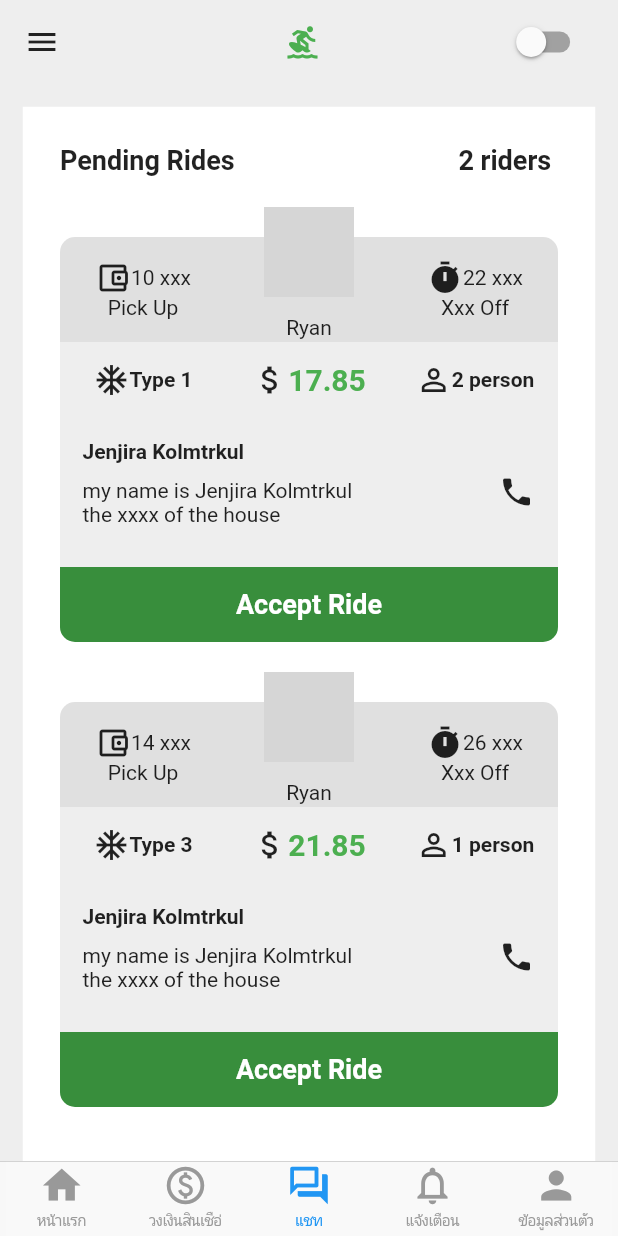
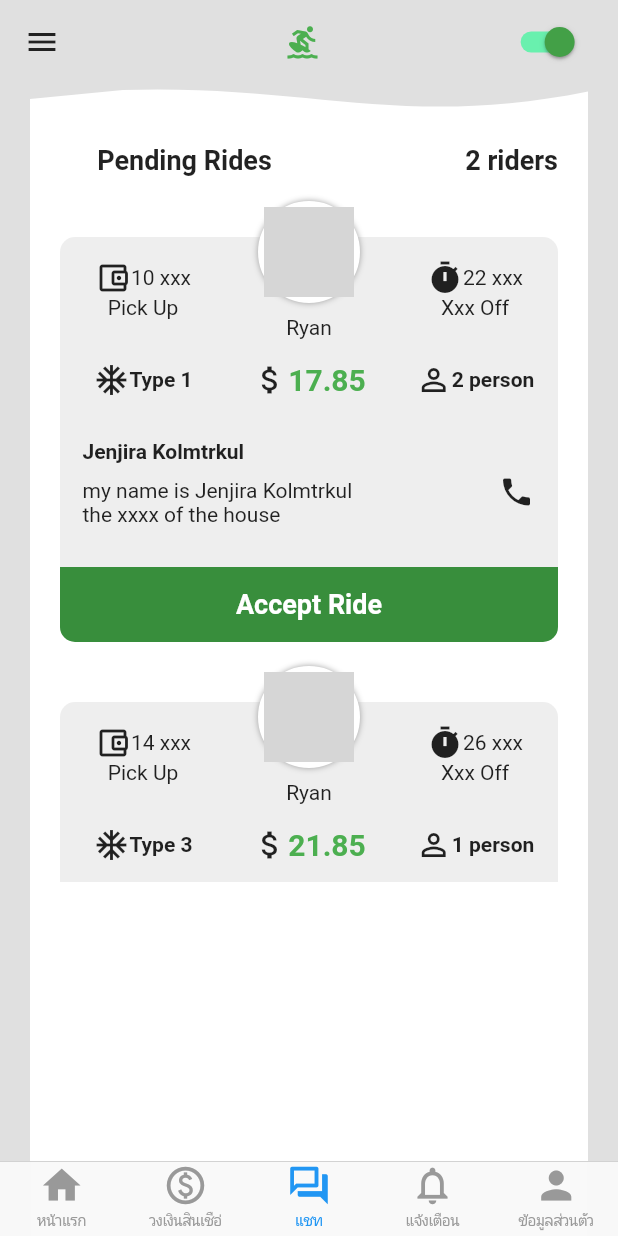
Before and after one commit to toonjung/Flutter_ai, a Flutter app: the screen it shows after launch, item 3 of the bottom bar chosen, on a phone screen of 412 x 824 dp. Run offline on Flutter 3.47's test engine with Material 2 defaults, Android fonts, the phone set to English and light mode, and no system bars; accounts and stored records are empty; network calls fail; grey boxes are pictures that could not be loaded.

Commit message:
design page complete !

```diff
--- a/lib/design.dart
+++ b/lib/design.dart
@@ -10,50 +10,61 @@ class Design extends StatefulWidget {
 }
 
 class _DesignState extends State<Design> {
-  bool isSwitched = false;
+  bool isSwitched = true;
   @override
   Widget build(BuildContext context) {
     return Scaffold(
-      backgroundColor: Colors.grey[200],
+      backgroundColor: Colors.grey[300],
       appBar: AppBar(
-          backgroundColor: Colors.grey[200],
+          backgroundColor: Colors.grey[300],
           iconTheme: IconThemeData(color: Colors.grey[900]),
           elevation: 0,
           title: viewAppBar()),
       drawer: viewDrawer(context),
       body: SingleChildScrollView(
-        child: Padding(
-          padding: const EdgeInsets.all(15.0),
         child: Column(
           children: [
-              ClipPath(
-                //clipper: ClipPathClass(),
+            Stack(
+              children: [
+                Container(
+                  margin: EdgeInsets.only(left: 20.0, right: 20.0),
+                  child: ClipPath(
+                      clipper: ClipPathClass(),
                       child: Container(
+                        color: Colors.white,
+                        height: 40,
+                      )),
+                ),
+                Column(
+                  children: [
+                    SizedBox(
+                      height: 20,
+                    ),
+                    Container(
                       height: 800,
                       color: Colors.white,
+                      margin: EdgeInsets.only(left: 20.0, right: 20.0),
                       child: Padding(
-                    padding: const EdgeInsets.all(25.0),
+                        padding: const EdgeInsets.all(20.0),
                         child: Column(
                           children: [
                             Row(
                               children: [
                                 Expanded(
-                                flex: 8,
                                     child: Text(
                                   "Pending Rides",
                                   style: TextStyle(
                                       fontWeight: FontWeight.bold,
                                       fontSize: 18),
-                                  textAlign: TextAlign.start,
+                                  textAlign: TextAlign.center,
                                 )),
                                 Expanded(
-                                flex: 2,
                                     child: Text(
                                   "2 riders",
                                   style: TextStyle(
                                       fontWeight: FontWeight.bold,
                                       fontSize: 18),
-                                  textAlign: TextAlign.start,
+                                  textAlign: TextAlign.end,
                                 )),
                               ],
                             ),
@@ -66,9 +77,11 @@ class _DesignState extends State<Design> {
                         ),
                       ),
                     ),
+                  ],
                 ),
               ],
             ),
+          ],
         ),
       ),
     );
@@ -89,7 +102,7 @@ class _DesignState extends State<Design> {
                     child: Container(
                       height: 70,
                       decoration: BoxDecoration(
-                        color: Colors.grey[300],
+                        color: Colors.grey[200],
                         borderRadius: BorderRadius.only(
                             topLeft: Radius.circular(10.0),
                             topRight: Radius.circular(10.0)),
@@ -314,10 +327,18 @@ class _DesignState extends State<Design> {
                     child: Row(
                       mainAxisAlignment: MainAxisAlignment.center,
                       children: [
-                        CircleAvatar(
+                        Container(
+                          decoration: BoxDecoration(
+                              shape: BoxShape.circle,
+                              border: Border.all(color: Colors.white, width: 4),
+                              boxShadow: [
+                                BoxShadow(color: Colors.grey, blurRadius: 3)
+                              ]),
+                          child: CircleAvatar(
                             backgroundImage: NetworkImage(
                                 'https://googleflutter.com/sample_image.jpg'),
                             radius: 30.0,
+                          ),
                         ),
                       ],
                     ),
@@ -346,7 +367,7 @@ class _DesignState extends State<Design> {
                     child: Container(
                       height: 70,
                       decoration: BoxDecoration(
-                        color: Colors.grey[300],
+                        color: Colors.grey[200],
                         borderRadius: BorderRadius.only(
                             topLeft: Radius.circular(10.0),
                             topRight: Radius.circular(10.0)),
@@ -481,81 +502,6 @@ class _DesignState extends State<Design> {
                   ),
                 ],
               ),
-              Row(
-                crossAxisAlignment: CrossAxisAlignment.center,
-                children: [
-                  Expanded(
-                    child: Container(
-                      height: 100,
-                      decoration: BoxDecoration(
-                        color: Colors.grey[200],
-                      ),
-                      child: Row(
-                        children: [
-                          Expanded(
-                            flex: 5,
-                            child: Padding(
-                              padding: const EdgeInsets.all(15.0),
-                              child: Column(
-                                crossAxisAlignment: CrossAxisAlignment.start,
-                                children: [
-                                  Text(
-                                    "Jenjira Kolmtrkul",
-                                    style: TextStyle(
-                                      fontWeight: FontWeight.bold,
-                                    ),
-                                  ),
-                                  SizedBox(
-                                    height: 10,
-                                  ),
-                                  Text(
-                                    "my name is Jenjira Kolmtrkul",
-                                  ),
-                                  Text("the xxxx of the house"),
-                                ],
-                              ),
-                            ),
-                          ),
-                          Expanded(
-                            flex: 1,
-                            child: Column(
-                              mainAxisAlignment: MainAxisAlignment.center,
-                              children: [Icon(Icons.phone)],
-                            ),
-                          )
-                        ],
-                      ),
-                    ),
-                  ),
-                ],
-              ),
-              Row(
-                children: [
-                  Expanded(
-                    child: Container(
-                      alignment: Alignment.center,
-                      height: 50,
-                      width: double.infinity,
-                      decoration: BoxDecoration(
-                        color: Colors.green[700],
-                        borderRadius: BorderRadius.only(
-                            bottomLeft: Radius.circular(10.0),
-                            bottomRight: Radius.circular(10.0)),
-                      ),
-                      child: Expanded(
-                        child: Text(
-                          "Accept Ride",
-                          style: TextStyle(
-                              fontWeight: FontWeight.bold,
-                              fontSize: 18,
-                              color: Colors.white),
-                          textAlign: TextAlign.center,
-                        ),
-                      ),
-                    ),
-                  ),
-                ],
-              ),
             ],
           ),
         ),
@@ -571,10 +517,18 @@ class _DesignState extends State<Design> {
                     child: Row(
                       mainAxisAlignment: MainAxisAlignment.center,
                       children: [
-                        CircleAvatar(
+                        Container(
+                          decoration: BoxDecoration(
+                              shape: BoxShape.circle,
+                              border: Border.all(color: Colors.white, width: 4),
+                              boxShadow: [
+                                BoxShadow(color: Colors.grey, blurRadius: 3)
+                              ]),
+                          child: CircleAvatar(
                             backgroundImage: NetworkImage(
                                 'https://googleflutter.com/sample_image.jpg'),
                             radius: 30.0,
+                          ),
                         ),
                       ],
                     ),
@@ -632,7 +586,7 @@ class _DesignState extends State<Design> {
             value: isSwitched,
             onChanged: (value) {
               setState(() {
-                isSwitched = value;
+                isSwitched = false;
                 print(isSwitched);
               });
             },
@@ -645,39 +599,18 @@ class _DesignState extends State<Design> {
   }
 }
 
-// class MyClipper extends CustomClipper<Path> {
-//   @override
-//   Path getClip(Size size) {
-//        var path = Path();
-//     path.lineTo(0, 220);
-//     path.quadraticBezierTo(size.width / 4, 160, size.width / 2, 175);
-//     path.quadraticBezierTo(3 / 4 * size.width, 190, size.width, 130);
-//     path.lineTo(size.width, 0);
-//     path.close();
-//     return path;
-//   }
-
-//   @override
-//   bool shouldReclip(CustomClipper<Path> oldClipper) {
-//     // TODO: implement shouldReclip
-//     return true;
-//   }
-// }
-
 class ClipPathClass extends CustomClipper<Path> {
   @override
   Path getClip(Size size) {
-    var controlPoint1 = Offset(size.width * 1 / 4, size.height + 50);
-    var controlPoint2 = Offset(size.width * 3 / 4, size.height + 50);
-    var endPoint = Offset(0, 1);
+    var controlPoint1 = Offset(size.width * 2 / 3, size.height * 3 / 4);
+    var controlPoint2 = Offset(size.width * 1 / 2, 0);
+    var endPoint = Offset(size.width * 1 / 6, size.height * 0.1);
     Path path = Path();
-    path.moveTo(size.width, 0);
-    // // path.quadraticBezierTo(
-    // //     controlPoint.dx, controlPoint.dy, endPoint.dx, endPoint.dy);
-    // path.lineTo(0, 0);
+    path.moveTo(0, size.height * 1 / 4);
 
-    // path.lineTo(0, size.height);
-    // path.lineTo(size.width, size.height);
+    path.lineTo(0, size.height);
+    path.lineTo(size.width, size.height);
+    path.lineTo(size.width, size.height * 1 / 8);
     path.cubicTo(controlPoint1.dx, controlPoint1.dy, controlPoint2.dx,
         controlPoint2.dy, endPoint.dx, endPoint.dy);
 
```
Lines whose indentation alone changed are shown as unchanged.
